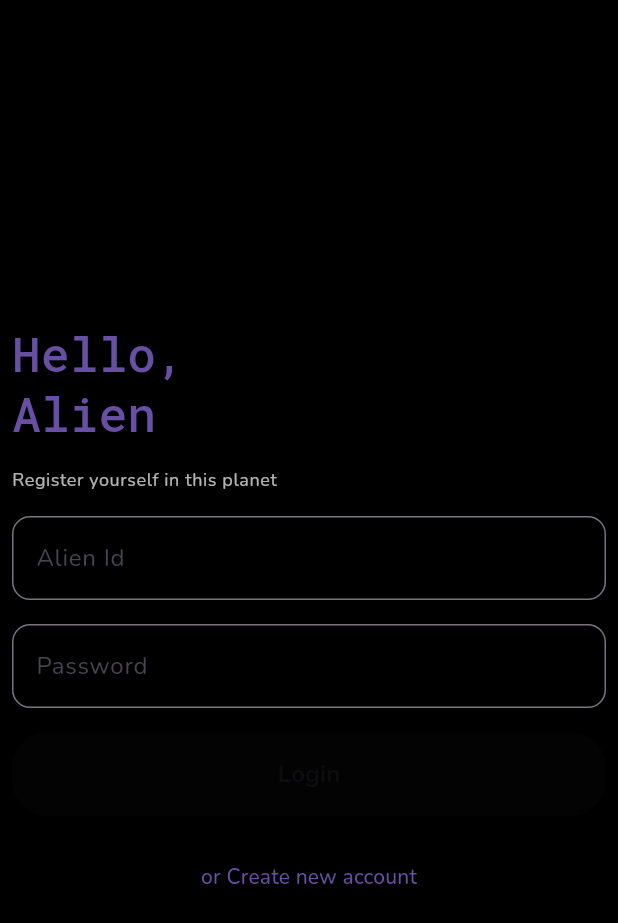
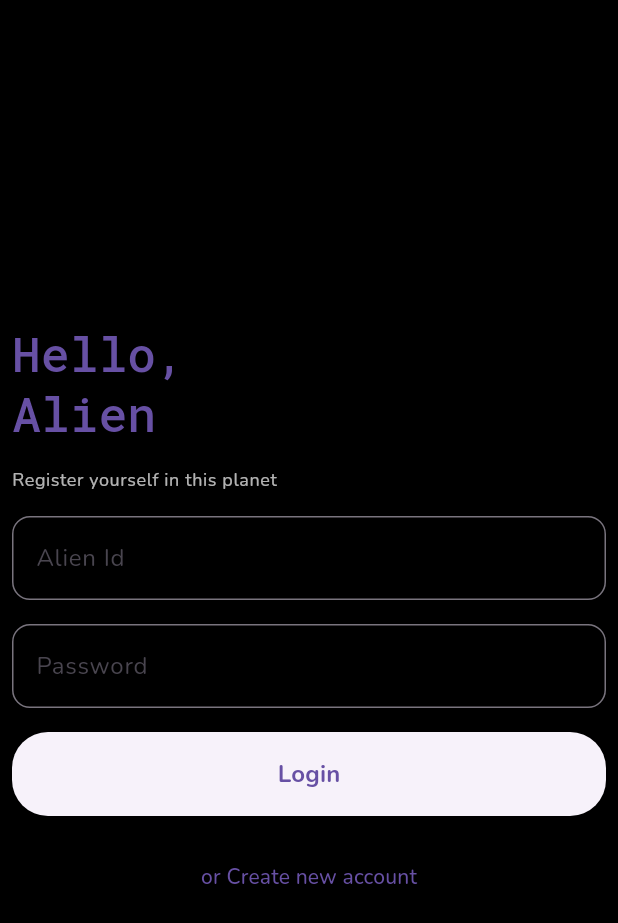
Before and after one commit to akxhdev/planetX-app, a Flutter app: the AuthPage screen opened directly, on a phone screen of 412 x 824 dp. Shown: the top 923 px of the screen. Run offline on Flutter 3.47's test engine with Material 2 defaults, Android fonts, the phone set to English and light mode, and no system bars; drawn by our look-alikes of dynamic_color; our stand-ins replace google_fonts.

Commit message:
modify: auth form submit button

```diff
--- a/lib/pages/auth/submit_button.dart
+++ b/lib/pages/auth/submit_button.dart
@@ -1,4 +1,7 @@
 import 'package:flutter/material.dart';
+import 'package:planetx/pages/auth/auth_page_provider.dart';
+import 'package:planetx/providers/auth_provider.dart';
+import 'package:provider/provider.dart';
 
 class SubmitButton extends StatelessWidget {
   const SubmitButton({super.key});
@@ -8,8 +11,18 @@ class SubmitButton extends StatelessWidget {
     return Container(
       width: double.infinity,
       padding: const EdgeInsets.all(8),
-      child: ElevatedButton(
-        onPressed: null,
+      child: Consumer<AuthPageProvider>(
+        builder: (context, provider, child) => ElevatedButton(
+          onPressed: () {
+            if (provider.isLoginForm) {
+              var authRequest = provider.generateAuthRequest();
+
+              if (authRequest != null) {
+                Provider.of<AuthProvider>(context, listen: false)
+                    .login(authRequest.alienId, authRequest.password);
+              }
+            }
+          },
           style: ElevatedButton.styleFrom(
             padding: const EdgeInsets.all(16),
             shape: RoundedRectangleBorder(
@@ -20,7 +33,8 @@ class SubmitButton extends StatelessWidget {
                 .titleMedium
                 ?.copyWith(fontWeight: FontWeight.bold),
           ),
-        child: const Text("Login"),
+          child: Text(provider.isLoginForm ? "Login" : "Sign Up"),
+        ),
       ),
     );
   }
```
Lines whose indentation alone changed are shown as unchanged.
